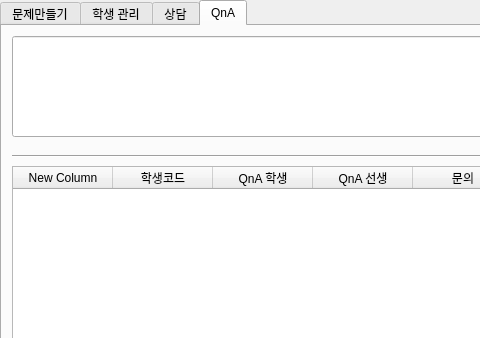
Old version of the form main.ui in the repository ChoiJiHyeok/APIproject; both pictures show x 0 to 480 and y 0 to 338 of the 799 by 600 pixel window.
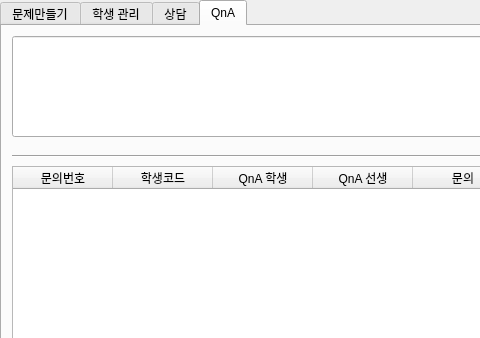
New version of the form. The open tabs and pages were chosen to show the change.

The edit to the form file:
```diff
--- a/main.ui
+++ b/main.ui
@@ -1122,7 +1122,7 @@
         </attribute>
         <column>
          <property name="text">
-          <string>New Column</string>
+          <string>문의번호</string>
          </property>
         </column>
         <column>
```
Left out of the diff: 2 changed lines with no effect on the pictures.
